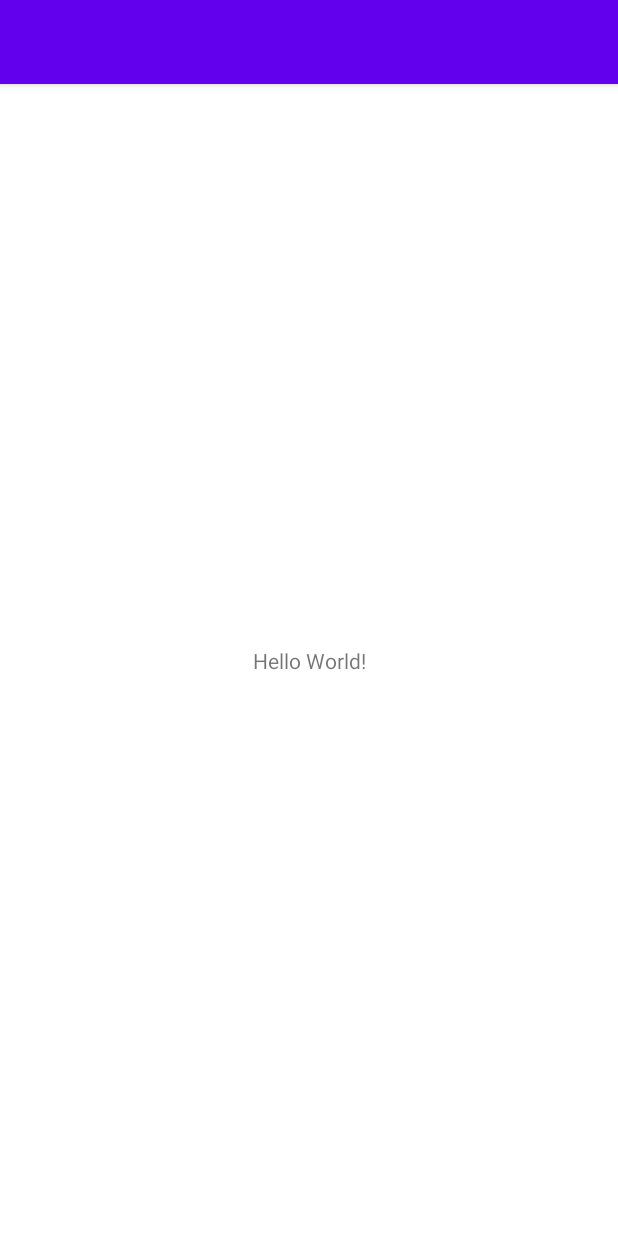
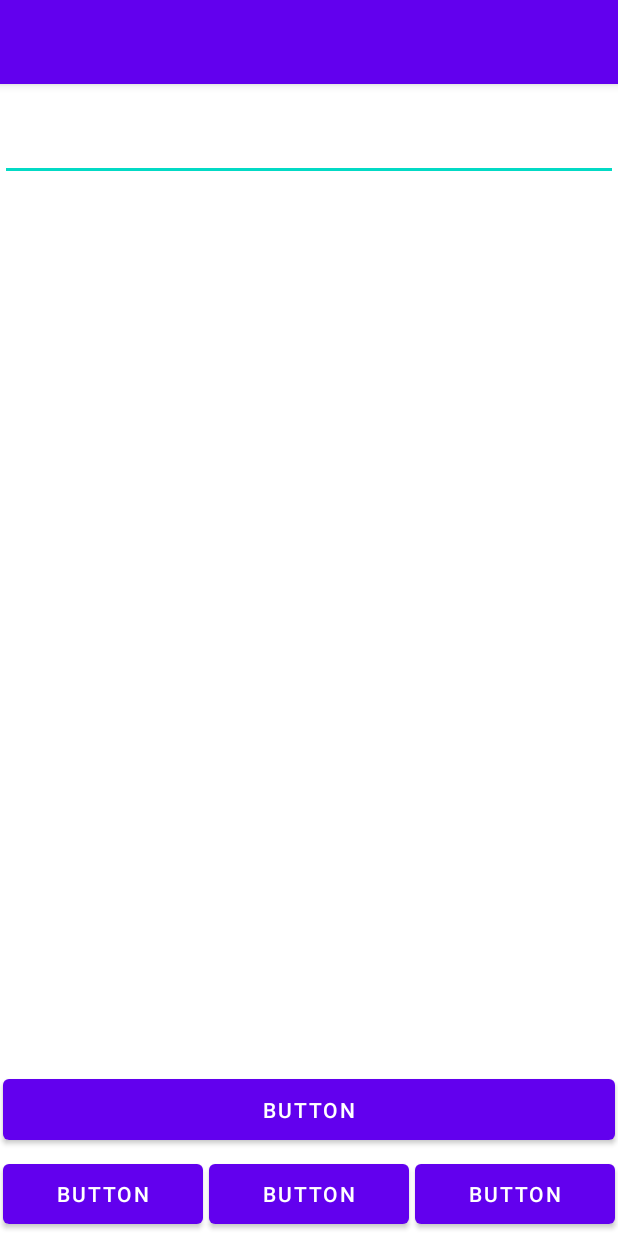
Before and after one commit to 2oublePeace/MobileDev, an Android app: the screen it shows after launch (MainActivity), on a phone screen of 412 x 824 dp. Run offline under Robolectric (Android 15) with nearby library versions, the phone set to English and light mode, and no system bars.

Commit message:
add list update

```diff
--- a/app/src/main/java/com/emiryan/mobiledev/MainActivity.java
+++ b/app/src/main/java/com/emiryan/mobiledev/MainActivity.java
@@ -3,12 +3,33 @@ package com.emiryan.mobiledev;
 import androidx.appcompat.app.AppCompatActivity;
 
 import android.os.Bundle;
+import android.view.View;
+import android.widget.ArrayAdapter;
+import android.widget.EditText;
+import android.widget.ListView;
+
+import java.util.ArrayList;
 
 public class MainActivity extends AppCompatActivity {
+
+    EditText editTextName;
+    ListView listView;
+    ArrayList<String> list;
+    ArrayAdapter<String> adapter;
 
     @Override
     protected void onCreate(Bundle savedInstanceState) {
         super.onCreate(savedInstanceState);
         setContentView(R.layout.activity_main);
+
+        listView = findViewById(R.id.listView);
+        editTextName = findViewById(R.id.editTextName);
+        list = new ArrayList<>();
+        adapter = new ArrayAdapter(this, android.R.layout.simple_list_item_checked, list);
+        listView.setAdapter(adapter);
+    }
+
+    public void editTextChanged(View view) {
+        adapter.add(editTextName.getText().toString());
     }
 }
--- /dev/null
+++ b/app/src/main/res/layout-land/activity_main.xml
@@ -0,0 +1,95 @@
+<?xml version="1.0" encoding="utf-8"?>
+<LinearLayout xmlns:android="http://schemas.android.com/apk/res/android"
+    android:layout_width="match_parent"
+    android:layout_height="match_parent"
+    android:orientation="horizontal">
+
+    <LinearLayout
+        android:layout_width="match_parent"
+        android:layout_height="match_parent"
+        android:orientation="vertical"
+        android:layout_weight="1">
+
+        <ListView
+            android:id="@+id/listView"
+            android:layout_width="match_parent"
+            android:layout_height="match_parent"
+            android:layout_weight="0.15"/>
+
+        <Button
+            android:id="@+id/wideButton"
+            android:layout_width="match_parent"
+            android:layout_height="match_parent"
+            android:layout_weight="1"
+            android:text="Button" />
+    </LinearLayout>
+
+    <LinearLayout
+        android:layout_width="match_parent"
+        android:layout_height="match_parent"
+        android:orientation="vertical"
+        android:layout_weight="1">
+
+        <TextView
+            android:id="@+id/textViewName"
+            android:layout_width="match_parent"
+            android:layout_height="wrap_content"
+            android:text="@string/app_name" />
+
+        <EditText
+            android:id="@+id/editTextName"
+            android:layout_width="match_parent"
+            android:layout_height="wrap_content"
+            android:ems="10"
+            android:inputType="textPersonName"
+            android:text="Name" />
+
+        <LinearLayout
+            android:layout_width="match_parent"
+            android:layout_height="match_parent"
+            android:orientation="horizontal">
+
+            <LinearLayout
+                android:layout_width="match_parent"
+                android:layout_height="match_parent"
+                android:orientation="vertical"
+                android:layout_weight="1">
+
+
+                <Button
+                    android:id="@+id/button3"
+                    android:layout_width="match_parent"
+                    android:layout_height="match_parent"
+                    android:text="Button"
+                    android:layout_margin="2dp"/>
+            </LinearLayout>
+
+            <LinearLayout
+                android:layout_width="match_parent"
+                android:layout_height="match_parent"
+                android:orientation="vertical"
+                android:layout_weight="1">
+
+
+                <Button
+                    android:id="@+id/button4"
+                    android:layout_width="match_parent"
+                    android:layout_height="match_parent"
+                    android:text="Button"
+                    android:layout_weight="1"
+                    android:layout_margin="2dp"/>
+
+                <Button
+                    android:id="@+id/button5"
+                    android:layout_width="match_parent"
+                    android:layout_height="match_parent"
+                    android:text="Button"
+                    android:layout_weight="1"
+                    android:layout_margin="2dp"/>
+            </LinearLayout>
+
+        </LinearLayout>
+
+    </LinearLayout>
+
+</LinearLayout>
--- a/app/src/main/res/layout/activity_main.xml
+++ b/app/src/main/res/layout/activity_main.xml
@@ -1,18 +1,70 @@
 <?xml version="1.0" encoding="utf-8"?>
-<androidx.constraintlayout.widget.ConstraintLayout xmlns:android="http://schemas.android.com/apk/res/android"
+<LinearLayout xmlns:android="http://schemas.android.com/apk/res/android"
     xmlns:app="http://schemas.android.com/apk/res-auto"
     xmlns:tools="http://schemas.android.com/tools"
     android:layout_width="match_parent"
     android:layout_height="match_parent"
-    tools:context=".MainActivity">
+    tools:context=".MainActivity"
+    android:orientation="vertical">
 
     <TextView
-        android:layout_width="wrap_content"
+        android:id="@+id/textViewName"
+        android:layout_width="match_parent"
         android:layout_height="wrap_content"
-        android:text="Hello World!"
-        app:layout_constraintBottom_toBottomOf="parent"
-        app:layout_constraintLeft_toLeftOf="parent"
-        app:layout_constraintRight_toRightOf="parent"
-        app:layout_constraintTop_toTopOf="parent" />
+        android:text="@string/app_name" />
 
-</androidx.constraintlayout.widget.ConstraintLayout>
+    <EditText
+        android:id="@+id/editTextName"
+        android:layout_width="match_parent"
+        android:layout_height="wrap_content"
+        android:ems="10"
+        android:inputType="textPersonName" />
+
+    <ListView
+        android:id="@+id/listView"
+        android:layout_width="match_parent"
+        android:layout_height="match_parent"
+        android:layout_weight="0.25"/>
+
+    <Button
+        android:id="@+id/wideButton"
+        android:layout_width="match_parent"
+        android:layout_height="match_parent"
+        android:layout_margin="2dp"
+        android:layout_weight="1"
+        android:onClick="editTextChanged"
+        android:text="Button" />
+
+    <LinearLayout
+        android:layout_width="match_parent"
+        android:layout_height="match_parent"
+        android:orientation="horizontal"
+        android:layout_weight="1">
+
+        <Button
+            android:id="@+id/button1"
+            android:layout_width="match_parent"
+            android:layout_height="match_parent"
+            android:text="Button"
+            android:layout_weight="1"
+            android:layout_margin="2dp"/>
+
+        <Button
+            android:id="@+id/button2"
+            android:layout_width="match_parent"
+            android:layout_height="match_parent"
+            android:text="Button"
+            android:layout_weight="1"
+            android:layout_margin="2dp"/>
+
+        <Button
+            android:id="@+id/button3"
+            android:layout_width="match_parent"
+            android:layout_height="match_parent"
+            android:text="Button"
+            android:layout_weight="1"
+            android:layout_margin="2dp"/>
+
+    </LinearLayout>
+
+</LinearLayout>
```
Also changed, not shown: 1 other file.
